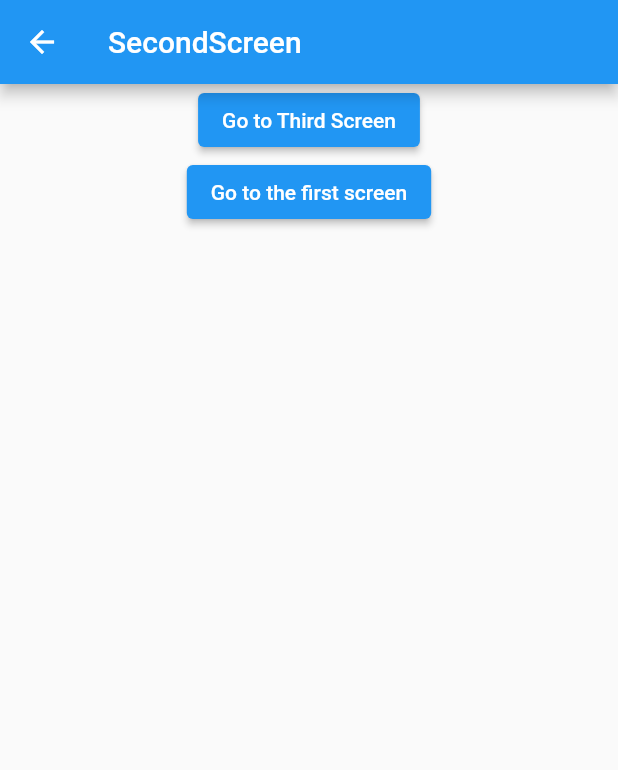
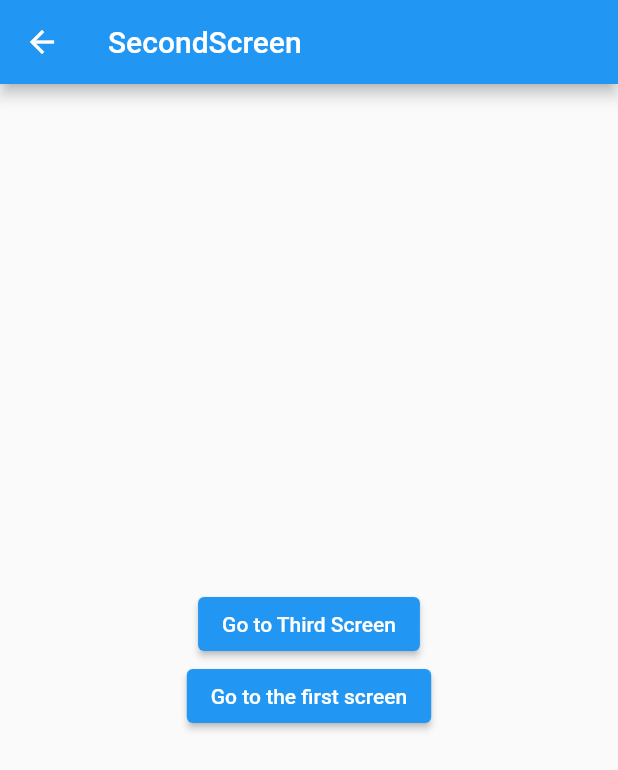
Before and after one commit to prachisharma02/flutterApp, a Flutter app: the screen it shows after launch, after a tap on "Go to Second Screen", on a phone screen of 412 x 824 dp. Shown: the top 770 px of the screen. Run offline on Flutter 3.47's test engine with Material 2 defaults, Android fonts, the phone set to English and light mode, and no system bars.

```diff
--- a/lib/main.dart
+++ b/lib/main.dart
@@ -18,6 +18,7 @@ void main() {
   runApp(
     MaterialApp(
       title: 'NAMED ROUTE',
+      debugShowCheckedModeBanner: false,
       initialRoute: '/',
       routes: {
         '/': (context) => const FirstScreen(),
--- a/lib/secondScreen.dart
+++ b/lib/secondScreen.dart
@@ -10,7 +10,7 @@ class SecondScreen extends StatelessWidget {
         title: const Text("SecondScreen"),
       ),
       body: Center(
-        child: Column(children: [
+        child: Column(mainAxisAlignment: MainAxisAlignment.center, children: [
           ElevatedButton(
             onPressed: () {
               // Navigate to the third screen when the button is pressed.
```
